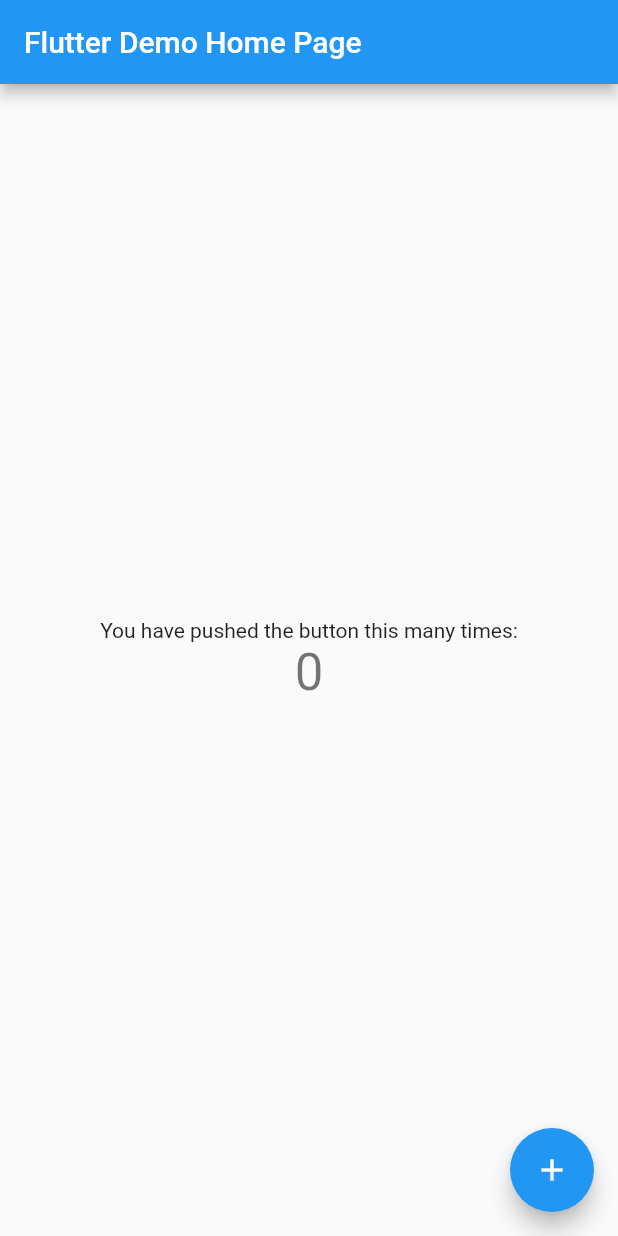
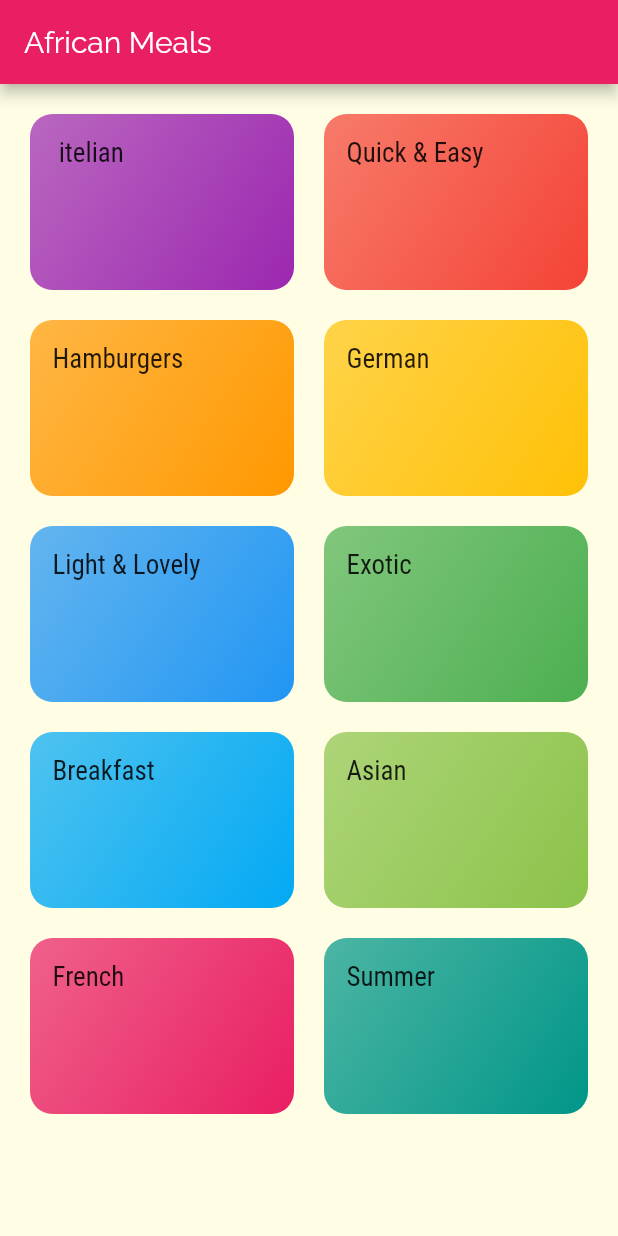
Before and after one commit to obiHenry/Meals_category, a Flutter app: the screen it shows after launch, on a phone screen of 412 x 824 dp. Run offline on Flutter 3.47's test engine with Material 2 defaults, Android fonts, the phone set to English and light mode, and no system bars.

Commit message:
added new files to the work space and modified main.dart codes

```diff
--- /dev/null
+++ b/lib/category-item.dart
@@ -0,0 +1,54 @@
+import 'package:Meals_category/category-meals_screen.dart';
+import 'package:flutter/material.dart';
+
+class CategoryItem extends StatelessWidget {
+  final String id;
+  final String title;
+  final Color color;
+
+  CategoryItem(this.title, this.color, this.id);
+
+  void selectCategory(BuildContext context) {
+    // here u push or open a new page
+    // Navigator.of(context).push(
+    //   MaterialPageRoute(
+    //     builder: (_) {
+    //       return CategoryMealsScreen(id,title);
+    //     },
+    //   ),
+    // );
+
+    // or
+
+    Navigator.of(context).pushNamed(
+      CategoryMealsScreen.routeName,
+      arguments: {
+        'id': id,
+        'title': title,
+      },
+    );
+  }
+
+  @override
+  Widget build(BuildContext context) {
+    return InkWell(
+      onTap: () => selectCategory(context),
+      splashColor: Theme.of(context).primaryColor,
+      borderRadius: BorderRadius.circular(15),
+      child: Container(
+        padding: const EdgeInsets.all(15),
+        child: Text(
+          title,
+          style: Theme.of(context).textTheme.headline6,
+        ),
+        decoration: BoxDecoration(
+          gradient: LinearGradient(colors: [
+            color.withOpacity(0.7),
+            color,
+          ], begin: Alignment.topLeft, end: Alignment.bottomRight),
+          borderRadius: BorderRadius.circular(15),
+        ),
+      ),
+    );
+  }
+}
--- /dev/null
+++ b/lib/category_screen.dart
@@ -0,0 +1,30 @@
+import './meals_specification.dart';
+import 'package:Meals_category/category-item.dart';
+import 'package:flutter/material.dart';
+
+class CategoryScreen extends StatelessWidget {
+  @override
+  Widget build(BuildContext context) {
+    return Scaffold(
+      appBar: AppBar(
+        title: const Text('African Meals'),
+      ),
+      body: GridView(
+        padding: const EdgeInsets.all(20),
+        children: MealSpecification.map(
+          (categoryData) => CategoryItem(
+            categoryData.title,
+            categoryData.color,
+            categoryData.id,
+          ),
+        ).toList(),
+        gridDelegate: SliverGridDelegateWithMaxCrossAxisExtent(
+          maxCrossAxisExtent: 200,
+          childAspectRatio: 3 / 2,
+          crossAxisSpacing: 20,
+          mainAxisSpacing: 20,
+        ),
+      ),
+    );
+  }
+}
--- a/lib/main.dart
+++ b/lib/main.dart
@@ -1,3 +1,5 @@
+import 'package:Meals_category/category-meals_screen.dart';
+import 'package:Meals_category/category_screen.dart';
 import 'package:flutter/material.dart';
 
 void main() {
@@ -9,109 +11,51 @@ class MyApp extends StatelessWidget {
   @override
   Widget build(BuildContext context) {
     return MaterialApp(
-      title: 'Flutter Demo',
+      title: 'African Meals',
       theme: ThemeData(
-        // This is the theme of your application.
-        //
-        // Try running your application with "flutter run". You'll see the
-        // application has a blue toolbar. Then, without quitting the app, try
-        // changing the primarySwatch below to Colors.green and then invoke
-        // "hot reload" (press "r" in the console where you ran "flutter run",
-        // or simply save your changes to "hot reload" in a Flutter IDE).
-        // Notice that the counter didn't reset back to zero; the application
-        // is not restarted.
-        primarySwatch: Colors.blue,
-        // This makes the visual density adapt to the platform that you run
-        // the app on. For desktop platforms, the controls will be smaller and
-        // closer together (more dense) than on mobile platforms.
-        visualDensity: VisualDensity.adaptivePlatformDensity,
+        primarySwatch: Colors.pink,
+        accentColor: Colors.amber,
+        canvasColor: Color.fromRGBO(255, 254, 229, 1),
+        fontFamily: 'Raleway',
+        textTheme: ThemeData.light().textTheme.copyWith(
+              bodyText1: TextStyle(
+                color: Color.fromRGBO(20, 51, 51, 1),
+              ),
+              bodyText2: TextStyle(
+                color: Color.fromRGBO(20, 51, 51, 1),
+              ),
+              headline6: TextStyle(
+                fontSize: 18,
+                fontFamily: 'RobotoCondensed',
+              ),
+            ),
       ),
-      home: MyHomePage(title: 'Flutter Demo Home Page'),
+      // home: CategoryScreen(),
+      routes: {
+        '/': (context) => CategoryScreen(),
+        CategoryMealsScreen.routeName: (context) => CategoryMealsScreen()
+      },
     );
   }
 }
 
 class MyHomePage extends StatefulWidget {
-  MyHomePage({Key key, this.title}) : super(key: key);
-
-  // This widget is the home page of your application. It is stateful, meaning
-  // that it has a State object (defined below) that contains fields that affect
-  // how it looks.
-
-  // This class is the configuration for the state. It holds the values (in this
-  // case the title) provided by the parent (in this case the App widget) and
-  // used by the build method of the State. Fields in a Widget subclass are
-  // always marked "final".
-
-  final String title;
+  MyHomePage({Key key}) : super(key: key);
 
   @override
   _MyHomePageState createState() => _MyHomePageState();
 }
 
 class _MyHomePageState extends State<MyHomePage> {
-  int _counter = 0;
-
-  void _incrementCounter() {
-    setState(() {
-      // This call to setState tells the Flutter framework that something has
-      // changed in this State, which causes it to rerun the build method below
-      // so that the display can reflect the updated values. If we changed
-      // _counter without calling setState(), then the build method would not be
-      // called again, and so nothing would appear to happen.
-      _counter++;
-    });
-  }
-
   @override
   Widget build(BuildContext context) {
-    // This method is rerun every time setState is called, for instance as done
-    // by the _incrementCounter method above.
-    //
-    // The Flutter framework has been optimized to make rerunning build methods
-    // fast, so that you can just rebuild anything that needs updating rather
-    // than having to individually change instances of widgets.
     return Scaffold(
       appBar: AppBar(
-        // Here we take the value from the MyHomePage object that was created by
-        // the App.build method, and use it to set our appbar title.
-        title: Text(widget.title),
+        title: Text('African meals'),
       ),
       body: Center(
-        // Center is a layout widget. It takes a single child and positions it
-        // in the middle of the parent.
-        child: Column(
-          // Column is also a layout widget. It takes a list of children and
-          // arranges them vertically. By default, it sizes itself to fit its
-          // children horizontally, and tries to be as tall as its parent.
-          //
-          // Invoke "debug painting" (press "p" in the console, choose the
-          // "Toggle Debug Paint" action from the Flutter Inspector in Android
-          // Studio, or the "Toggle Debug Paint" command in Visual Studio Code)
-          // to see the wireframe for each widget.
-          //
-          // Column has various properties to control how it sizes itself and
-          // how it positions its children. Here we use mainAxisAlignment to
-          // center the children vertically; the main axis here is the vertical
-          // axis because Columns are vertical (the cross axis would be
-          // horizontal).
-          mainAxisAlignment: MainAxisAlignment.center,
-          children: <Widget>[
-            Text(
-              'You have pushed the button this many times:',
-            ),
-            Text(
-              '$_counter',
-              style: Theme.of(context).textTheme.headline4,
-            ),
-          ],
-        ),
+        child: Text('Navigation time'),
       ),
-      floatingActionButton: FloatingActionButton(
-        onPressed: _incrementCounter,
-        tooltip: 'Increment',
-        child: Icon(Icons.add),
-      ), // This trailing comma makes auto-formatting nicer for build methods.
     );
   }
 }
```
Also changed, not shown: lib/category-meals_screen.dart (added, +25 -0 lines), lib/meals_specification.dart (added, +408 -0 lines), lib/models/Category.dart (added, +14 -0 lines), lib/models/meals.dart (added, +44 -0 lines), pubspec.yaml (+17 -6 lines), assets/fonts/Raleway-Black.ttf (added), assets/fonts/Raleway-Bold.ttf (added), assets/fonts/Raleway-Regular.ttf (added), assets/fonts/RobotoCondensed-Bold.ttf (added), assets/fonts/RobotoCondensed-Italic.ttf (added), assets/fonts/RobotoCondensed-Light.ttf (added), assets/fonts/RobotoCondensed-Regular.ttf (added), pubspec.lock (added).
